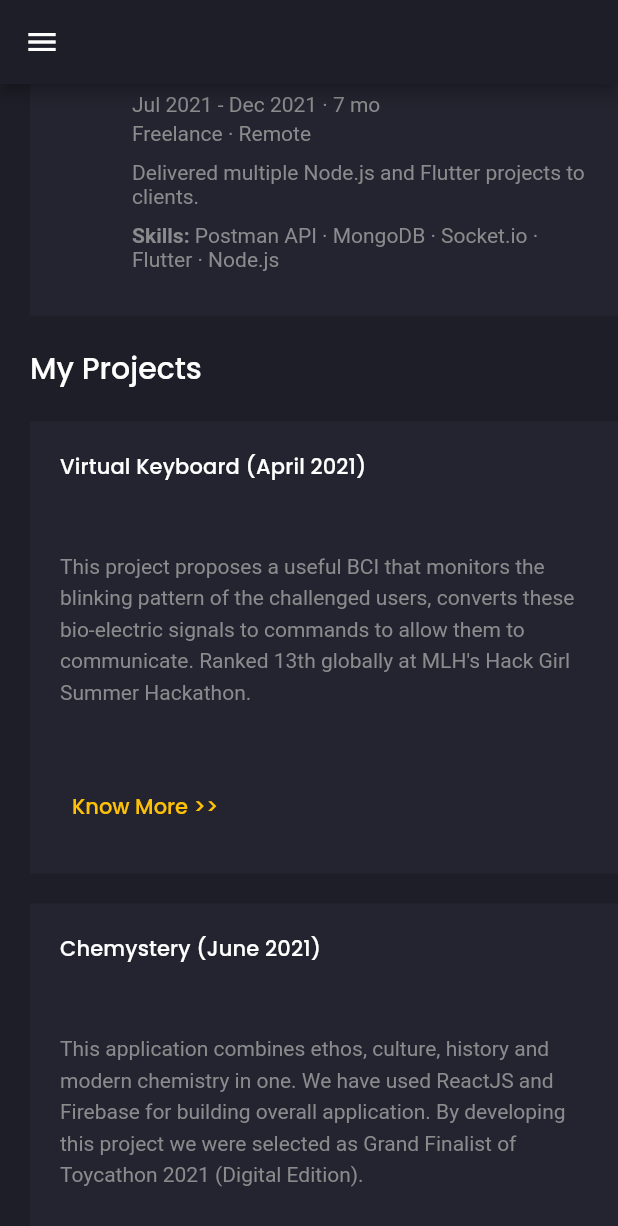
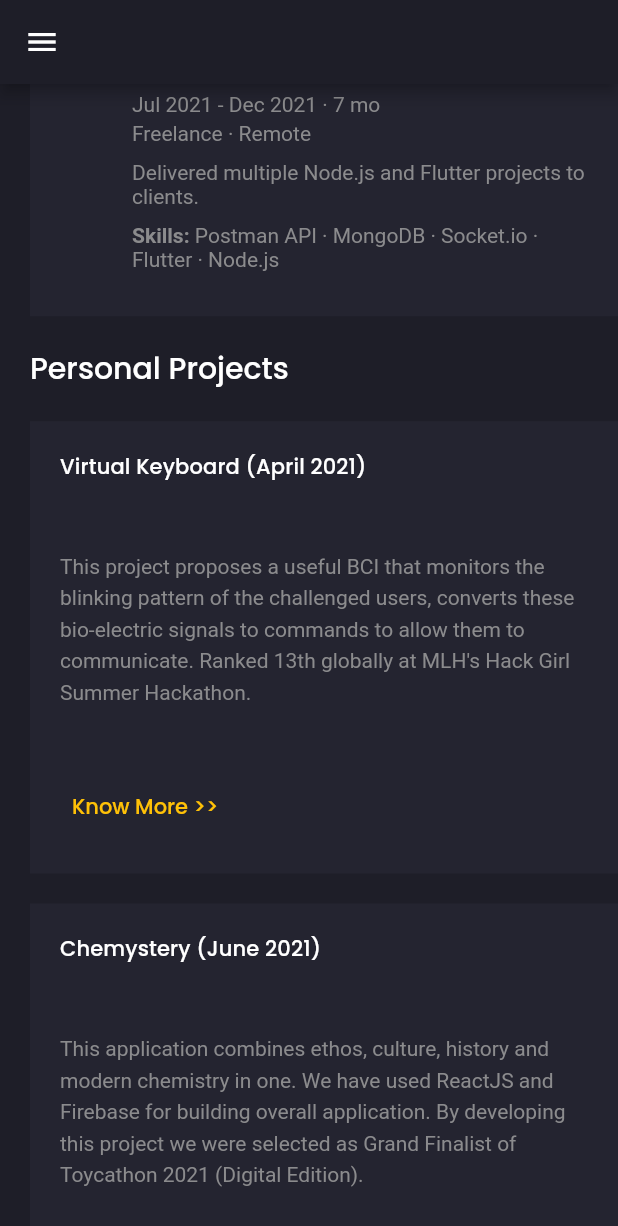
Before and after one commit to simran1901/Simran-s-Portfolio, a Flutter app: the screen it shows after launch, scrolled down 1152 dp, on a phone screen of 412 x 824 dp. Shown: the top 1226 px of the screen. Run offline on Flutter 3.47's test engine with Material 2 defaults, Android fonts, the phone set to English and light mode, and no system bars; our stand-ins replace animated_text_kit, flutter_svg, google_fonts; missing offline and left inert: dart:html; network calls fail.

Commit message:
my -> personal

```diff
--- a/lib/screens/home/components/my_projects.dart
+++ b/lib/screens/home/components/my_projects.dart
@@ -16,7 +16,7 @@ class MyProjects extends StatelessWidget {
       crossAxisAlignment: CrossAxisAlignment.start,
       children: [
         Text(
-          "My Projects",
+          "Personal Projects",
           style: Theme.of(context).textTheme.headline6,
         ),
         const SizedBox(height: defaultPadding),
```
